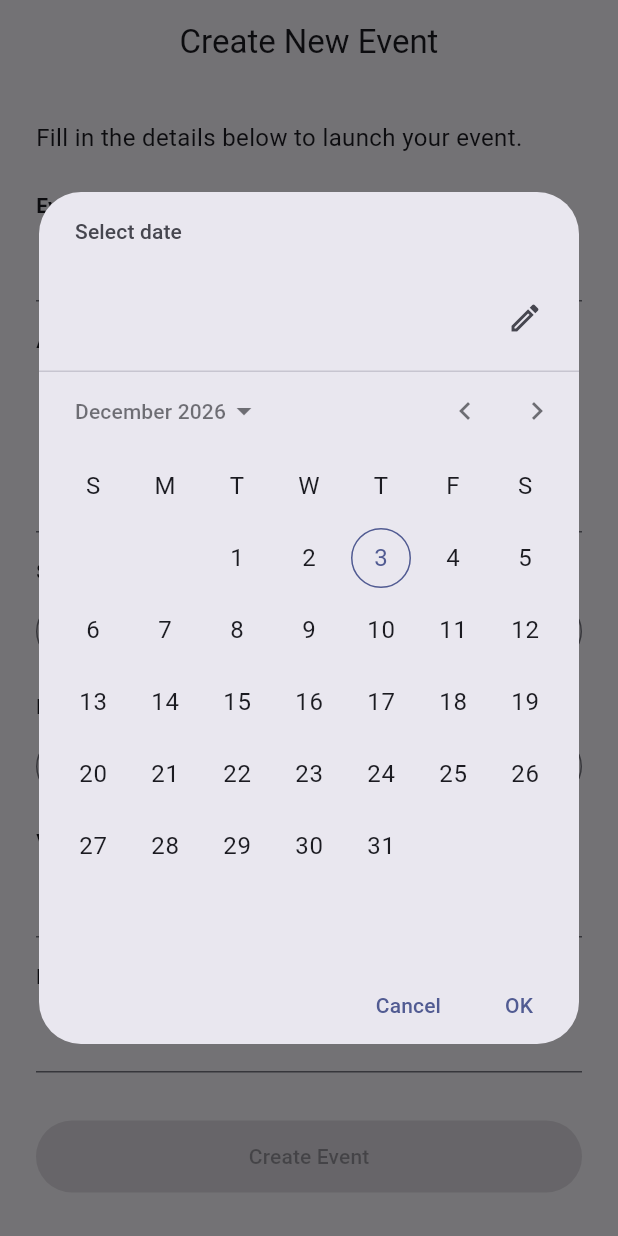
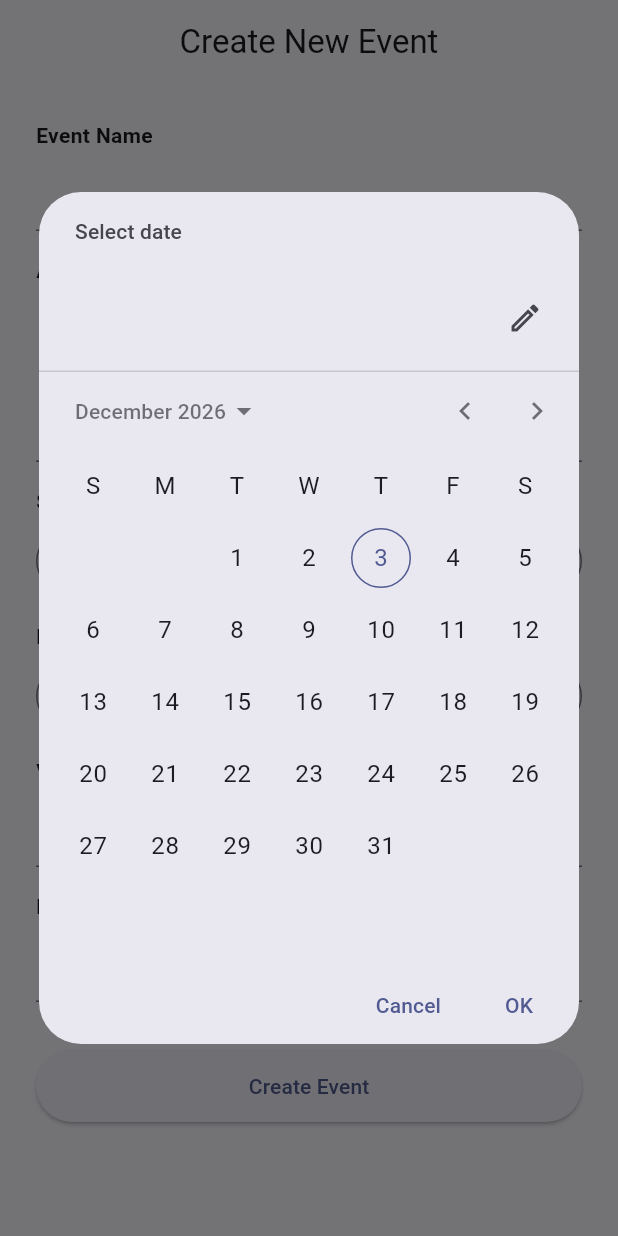
Before and after one commit to UniSpheree/unisphere-app, a Flutter app: the screen it shows after launch, after a tap on "Select start date & time", on a phone screen of 412 x 824 dp. Run offline on Flutter 3.47's test engine with Material 3 defaults, Android fonts, the phone set to English and light mode, and no system bars.

Commit message:
feat: enable create event form submission with validation

```diff
--- a/lib/screens/create_event_screen.dart
+++ b/lib/screens/create_event_screen.dart
@@ -24,7 +24,6 @@ class _CreateEventScreenState extends State<CreateEventScreen> {
       firstDate: DateTime.now(),
       lastDate: DateTime(2100),
     );
-
     if (date == null) return;
 
     final time = await showTimePicker(
@@ -32,10 +31,9 @@ class _CreateEventScreenState extends State<CreateEventScreen> {
       context: context,
       initialTime: TimeOfDay.now(),
     );
-
     if (time == null) return;
 
-    final selectedDateTime = DateTime(
+    final selected = DateTime(
       date.year,
       date.month,
       date.day,
@@ -45,11 +43,21 @@ class _CreateEventScreenState extends State<CreateEventScreen> {
 
     setState(() {
       if (isStart) {
-        startDateTime = selectedDateTime;
+        startDateTime = selected;
       } else {
-        endDateTime = selectedDateTime;
+        endDateTime = selected;
       }
     });
+  }
+
+  void _submitForm() {
+    if (_formKey.currentState!.validate()) {
+      ScaffoldMessenger.of(context).showSnackBar(
+        const SnackBar(
+          content: Text('Event details validated – ready to be saved'),
+        ),
+      );
+    }
   }
 
   @override
@@ -63,18 +71,10 @@ class _CreateEventScreenState extends State<CreateEventScreen> {
           child: Column(
             crossAxisAlignment: CrossAxisAlignment.start,
             children: [
-              const Text(
-                'Fill in the details below to launch your event.',
-                style: TextStyle(fontSize: 16),
-              ),
-
-              const SizedBox(height: 24),
-
               _label('Event Name'),
               TextFormField(
                 controller: eventNameController,
-                validator: (value) =>
-                    value == null || value.isEmpty ? 'Required' : null,
+                validator: (v) => v == null || v.isEmpty ? 'Required' : null,
               ),
 
               const SizedBox(height: 16),
@@ -83,8 +83,7 @@ class _CreateEventScreenState extends State<CreateEventScreen> {
               TextFormField(
                 controller: descriptionController,
                 maxLines: 4,
-                validator: (value) =>
-                    value == null || value.isEmpty ? 'Required' : null,
+                validator: (v) => v == null || v.isEmpty ? 'Required' : null,
               ),
 
               const SizedBox(height: 16),
@@ -122,8 +121,7 @@ class _CreateEventScreenState extends State<CreateEventScreen> {
               _label('Venue or Link'),
               TextFormField(
                 controller: venueController,
-                validator: (value) =>
-                    value == null || value.isEmpty ? 'Required' : null,
+                validator: (v) => v == null || v.isEmpty ? 'Required' : null,
               ),
 
               const SizedBox(height: 16),
@@ -132,8 +130,7 @@ class _CreateEventScreenState extends State<CreateEventScreen> {
               TextFormField(
                 controller: maxAttendeesController,
                 keyboardType: TextInputType.number,
-                validator: (value) =>
-                    value == null || value.isEmpty ? 'Required' : null,
+                validator: (v) => v == null || v.isEmpty ? 'Required' : null,
               ),
 
               const SizedBox(height: 32),
@@ -142,7 +139,7 @@ class _CreateEventScreenState extends State<CreateEventScreen> {
                 width: double.infinity,
                 height: 48,
                 child: ElevatedButton(
-                  onPressed: null,
+                  onPressed: _submitForm,
                   child: const Text('Create Event'),
                 ),
               ),
```
